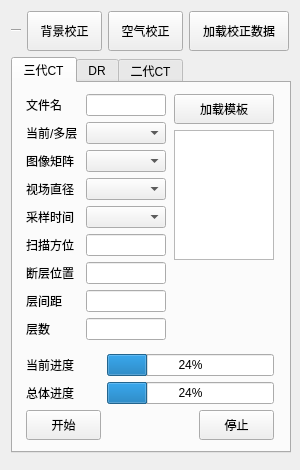
This is ZCIPS/CTScan/linedetscanwidget.ui in maozi2327/ZCIPS as Qt 5 draws it before an edit. The edited form follows.
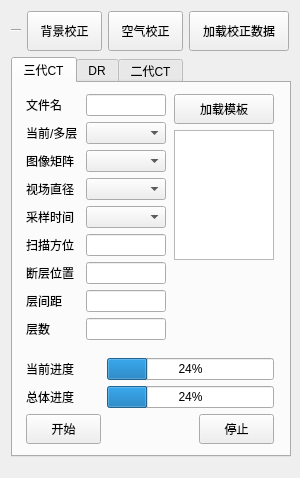
This is the edited form. The open tabs and pages were chosen to show the change.

What changed in the file:
```diff
--- a/ZCIPS/CTScan/linedetscanwidget.ui
+++ b/ZCIPS/CTScan/linedetscanwidget.ui
@@ -10,7 +10,7 @@
     <x>0</x>
     <y>0</y>
     <width>300</width>
-    <height>470</height>
+    <height>478</height>
    </rect>
   </property>
   <property name="sizePolicy">
```
Left out of the diff: 2 changed lines with no effect on the pictures.
